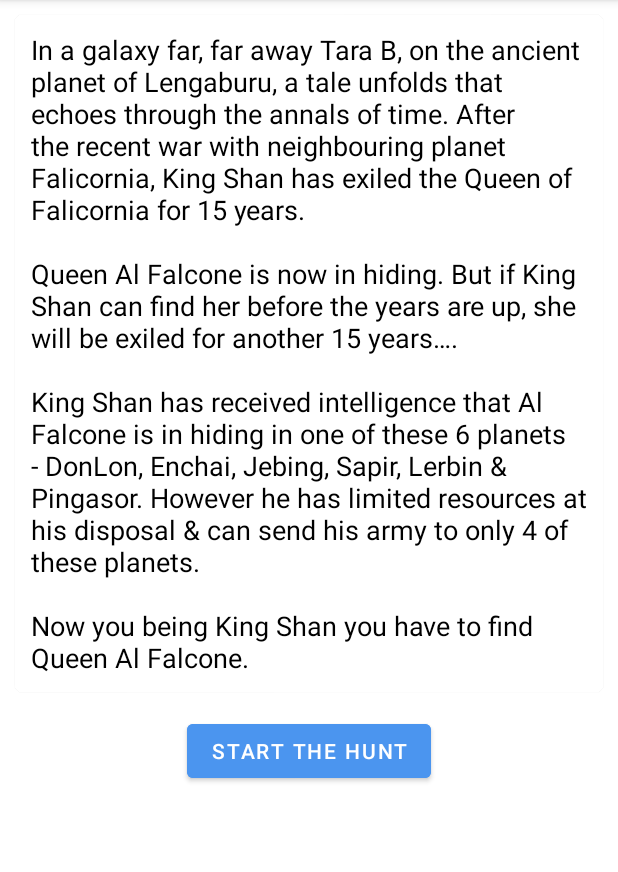
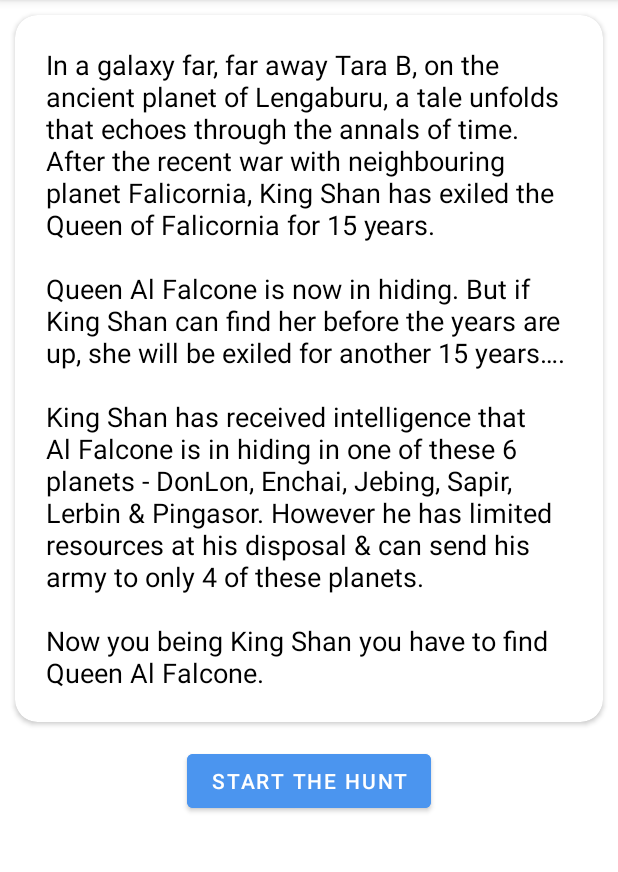
Before and after one commit to Sunil5545/FindingQueen, an Android app: the screen it shows after launch (MainActivity), on a phone screen of 412 x 824 dp, the part 84-956 px from its top. Run offline under Robolectric (Android 15) with nearby library versions, the phone set to English and light mode, and no system bars.

Commit message:
Changes to test git

```diff
--- a/app/src/main/java/com/example/findingqueen/MainActivity.kt
+++ b/app/src/main/java/com/example/findingqueen/MainActivity.kt
@@ -44,6 +44,7 @@ class MainActivity : AppCompatActivity() {
 
         checkNetwork()
 
+//        Callback for Back Pressed.
         callBack = object : OnBackPressedCallback(true){
             override fun handleOnBackPressed() {
                 addRemoveFragment(true,infoFragment,fragmentMainContainer)
--- a/app/src/main/java/com/example/findingqueen/repository/BaseRepository.kt
+++ b/app/src/main/java/com/example/findingqueen/repository/BaseRepository.kt
@@ -7,6 +7,7 @@ import retrofit2.HttpException
 
 abstract class BaseRepository {
 
+//    This is safe Api call
     suspend fun<T> safeApiCall(apiCall:suspend () -> T) : ApiResponse<T>{
         return withContext(Dispatchers.IO){
             try {
--- a/app/src/main/java/com/example/findingqueen/service/ApiRetrofitClient.kt
+++ b/app/src/main/java/com/example/findingqueen/service/ApiRetrofitClient.kt
@@ -13,7 +13,7 @@ class ApiRetrofitClient {
         private const val BASE_URL = "https://findfalcone.geektrust.com/"
 
         var apiInterface: ApiInterface? = null
-
+// This is retrofit instance
         fun getInstance(): ApiInterface {
             val gson = GsonBuilder()
                 .setLenient()
--- a/app/src/main/java/com/example/findingqueen/utils/Constants.kt
+++ b/app/src/main/java/com/example/findingqueen/utils/Constants.kt
@@ -4,6 +4,8 @@ import com.example.findingqueen.models.Planets
 import com.example.findingqueen.models.Vehicles
 
 object Constants {
+
+
 
     var PLANETS: ArrayList<Planets> = ArrayList()
     var VEHICLES: ArrayList<Vehicles> = ArrayList()
--- a/app/src/main/res/layout/fragment_info.xml
+++ b/app/src/main/res/layout/fragment_info.xml
@@ -16,8 +16,8 @@
             android:layout_width="match_parent"
             android:layout_height="wrap_content"
             android:elevation="8dp"
-            app:cardCornerRadius="5dp"
-            android:padding="10dp"
+            app:cardCornerRadius="15dp"
+            android:padding="5dp"
             android:layout_margin="10dp">
 
             <TextView
@@ -27,7 +27,7 @@
                 android:textColor="@color/black"
                 android:textSize="18sp"
                 android:textStyle="normal"
-                android:layout_margin="5dp"
+                android:layout_margin="15dp"
                 android:padding="5dp"
                 android:elevation="4dp"
                 />
```
